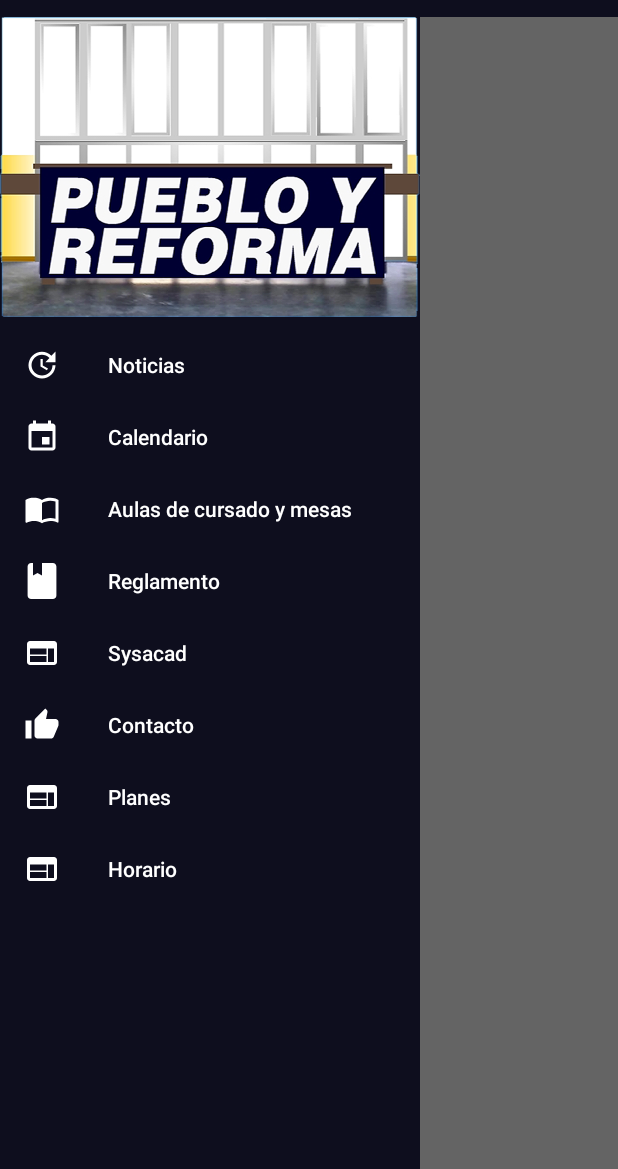
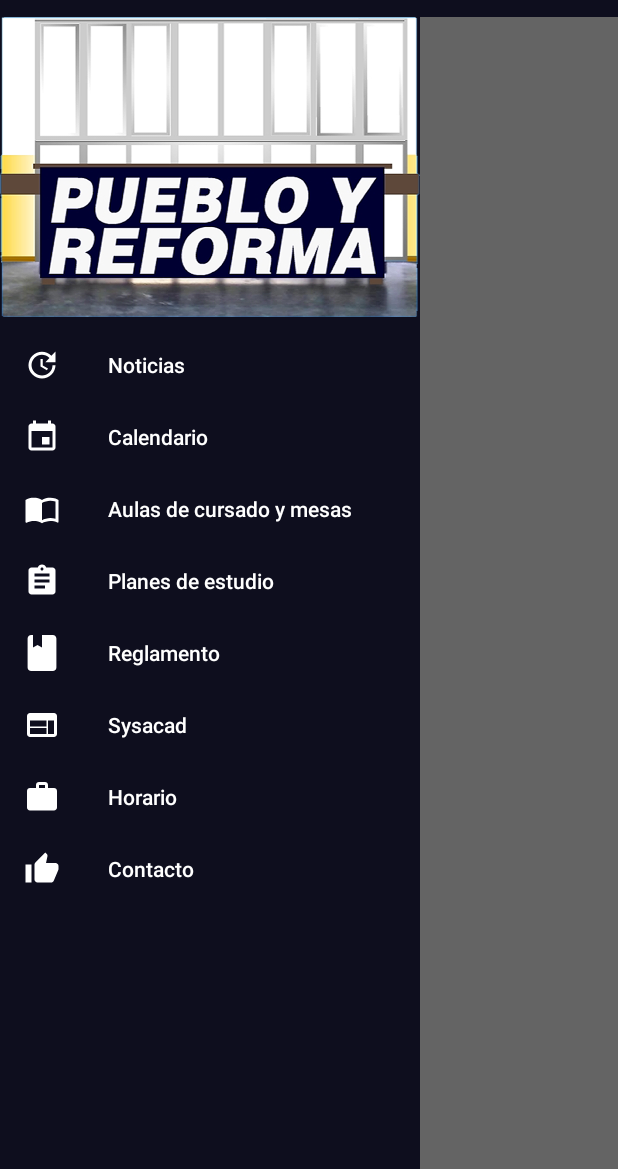
Before and after one commit to lukini26/PyR, an Android app: the screen it shows after launch (NoticiasActivity), with the side drawer open, on a phone screen of 412 x 824 dp, the part 67-1236 px from its top. Run offline under Robolectric (Android 15) with nearby library versions, the phone set to English and light mode, and no system bars; our stand-ins replace Firebase (no records; nobody signed in at launch, a user with empty details on screens opened directly), Picasso; pictures from the network do not load; 1 statement that could not run was skipped.

Commit message:
prod mas planes para que quede

```diff
--- a/app/src/main/AndroidManifest.xml
+++ b/app/src/main/AndroidManifest.xml
@@ -77,6 +77,7 @@
         <activity android:name=".PlanesActivity" />
         <activity android:name=".CustomscheActivity" />
         <activity android:name=".IngresantesActivity" />
+        <activity android:name=".CharlasActivity"></activity>
     </application>
 
 </manifest>
--- a/app/src/main/java/ar/com/puebloyreforma/pyr/PermissionActivity.java
+++ b/app/src/main/java/ar/com/puebloyreforma/pyr/PermissionActivity.java
@@ -24,4 +24,12 @@
         Intent hola = new Intent (PermissionActivity.this,NoticiasActivity.class);
         startActivity(hola);
     }
+
+    @Override
+    public void onBackPressed()
+    {
+
+        finish();
+        System.exit(0);
+    }
 }
--- /dev/null
+++ b/app/src/main/res/drawable/ic_assignment_white_24px.xml
@@ -0,0 +1,9 @@
+<vector xmlns:android="http://schemas.android.com/apk/res/android"
+        android:width="24dp"
+        android:height="24dp"
+        android:viewportWidth="24.0"
+        android:viewportHeight="24.0">
+    <path
+        android:pathData="M19,3h-4.18C14.4,1.84 13.3,1 12,1c-1.3,0 -2.4,0.84 -2.82,2L5,3c-1.1,0 -2,0.9 -2,2v14c0,1.1 0.9,2 2,2h14c1.1,0 2,-0.9 2,-2L21,5c0,-1.1 -0.9,-2 -2,-2zM12,3c0.55,0 1,0.45 1,1s-0.45,1 -1,1 -1,-0.45 -1,-1 0.45,-1 1,-1zM14,17L7,17v-2h7v2zM17,13L7,13v-2h10v2zM17,9L7,9L7,7h10v2z"
+        android:fillColor="#FFFFFF"/>
+</vector>
--- /dev/null
+++ b/app/src/main/res/drawable/ic_work_white_24px.xml
@@ -0,0 +1,9 @@
+<vector xmlns:android="http://schemas.android.com/apk/res/android"
+        android:width="24dp"
+        android:height="24dp"
+        android:viewportWidth="24.0"
+        android:viewportHeight="24.0">
+    <path
+        android:pathData="M20,6h-4L16,4c0,-1.11 -0.89,-2 -2,-2h-4c-1.11,0 -2,0.89 -2,2v2L4,6c-1.11,0 -1.99,0.89 -1.99,2L2,19c0,1.11 0.89,2 2,2h16c1.11,0 2,-0.89 2,-2L22,8c0,-1.11 -0.89,-2 -2,-2zM14,6h-4L10,4h4v2z"
+        android:fillColor="#FFFFFF"/>
+</vector>
--- a/app/src/main/res/menu/drawermenu.xml
+++ b/app/src/main/res/menu/drawermenu.xml
@@ -1,14 +1,13 @@
 <?xml version="1.0" encoding="utf-8"?>
 <menu xmlns:android="http://schemas.android.com/apk/res/android"   >
-
-
 
     <item android:id="@+id/noticias" android:title="Noticias" android:icon="@drawable/iconews"> </item>
     <item android:id="@+id/calendario" android:title="Calendario" android:icon="@drawable/icocalen"></item>
     <item android:id="@+id/aulas" android:title="Aulas de cursado y mesas" android:icon="@drawable/icoreg"></item>
+    <item android:id="@+id/planes" android:title="Planes de estudio" android:icon="@drawable/ic_assignment_white_24px"></item>
     <item android:id="@+id/reglamento" android:title="Reglamento" android:icon="@drawable/ic_bookmark_button"></item>
     <item android:id="@+id/sysacad" android:title="Sysacad" android:icon="@drawable/icosysa"></item>
+    <item android:id="@+id/hora" android:title="Horario" android:icon="@drawable/ic_work_white_24px"></item>
     <item android:id="@+id/contacto" android:title="Contacto" android:icon="@drawable/icocon"></item>
-    <item android:id="@+id/planes" android:title="Planes" android:icon="@drawable/icosysa"></item>
-    <item android:id="@+id/hora" android:title="Horario" android:icon="@drawable/icosysa"></item>
+
 </menu>
```
Also changed, not shown: app/src/main/java/ar/com/puebloyreforma/pyr/CharlasActivity.java (added, +52 -0 lines), app/src/main/res/layout-land/activity_charlas.xml (added, +9 -0 lines), app/src/main/res/layout/activity_charlas.xml (added, +9 -0 lines).
